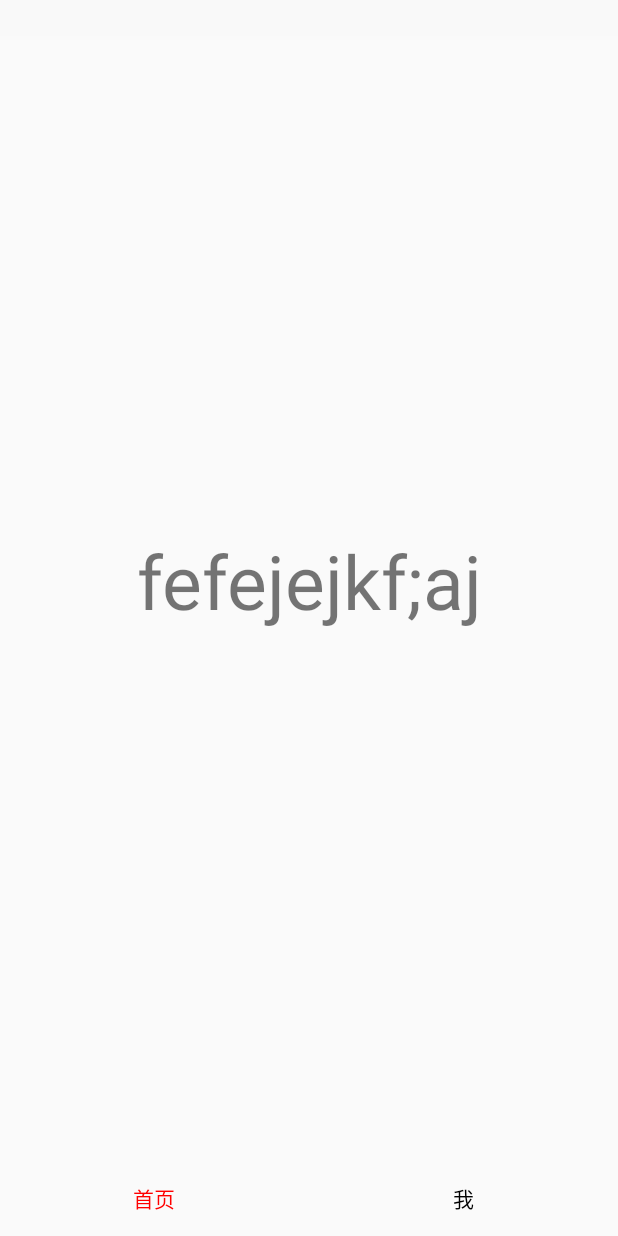
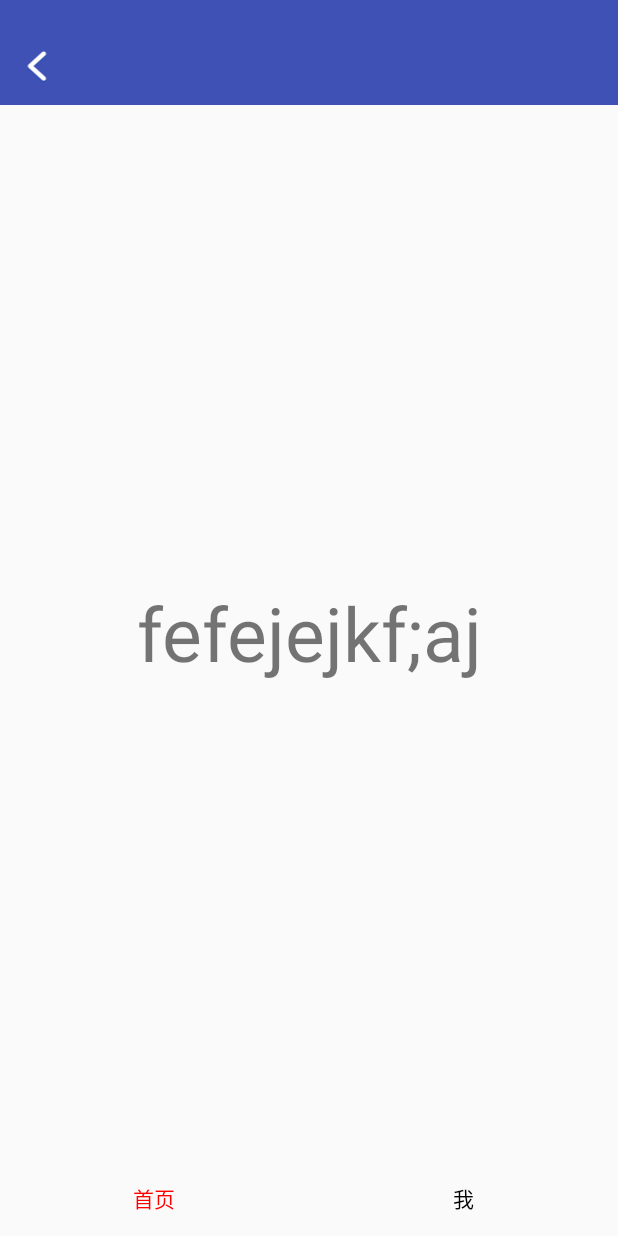
Before and after one commit to zjchaoking/MyMvpTest, an Android app: the IndexFragment screen opened directly, with no data from a screen before it, after a tap on an icon or button, on a phone screen of 412 x 824 dp. Run offline under Robolectric (Android 15) with nearby library versions, the phone set to English and light mode, and no system bars; our stand-ins replace ButterKnife; libraries missing offline, so code that uses them is left out: com.kaicom.api, de.greenrobot.dao; 1 statement that could not run was skipped.

Commit message:
1.新增viewpager+fragment 2.沉浸式状态栏

```diff
--- a/app/src/main/java/com/kaicom/mymvptest/base/BaseActivity.java
+++ b/app/src/main/java/com/kaicom/mymvptest/base/BaseActivity.java
@@ -13,6 +13,7 @@ import android.widget.TextView;
 
 import com.kaicom.mymvptest.R;
 import com.kaicom.mymvptest.datasource.TraceRecordsOper;
+import com.kaicom.mymvptest.ui.activity.MainMenuActivity;
 import com.kaicom.mymvptest.utils.DialogUtil;
 import com.kaicom.mymvptest.utils.StatusBarUtil;
 
@@ -38,7 +39,9 @@ public abstract class BaseActivity extends FragmentActivity {
         setContentView(getViewId());
         ButterKnife.bind(this);
         //设置状态栏透明
-        setStatusBarColor();
+        if(!(this instanceof MainMenuActivity)){
+            setStatusBarColor();
+        }
         traceRecordsOper = new TraceRecordsOper();
         initView();
         initListeners();
--- /dev/null
+++ b/app/src/main/java/com/kaicom/mymvptest/base/BaseFragment.java
@@ -0,0 +1,50 @@
+package com.kaicom.mymvptest.base;
+
+
+import android.graphics.Color;
+import android.os.Build;
+import android.os.Bundle;
+import android.support.annotation.Nullable;
+import android.support.v4.app.Fragment;
+import android.view.LayoutInflater;
+import android.view.View;
+import android.view.ViewGroup;
+import android.view.Window;
+import android.view.WindowManager;
+import android.widget.TextView;
+
+import com.kaicom.mymvptest.R;
+
+/**
+ * A simple {@link Fragment} subclass.
+ */
+public class BaseFragment extends Fragment {
+
+
+    public BaseFragment() {
+        // Required empty public constructor
+    }
+
+    @Override
+    public void onCreate(@Nullable Bundle savedInstanceState) {
+        super.onCreate(savedInstanceState);
+        if (Build.VERSION.SDK_INT >= Build.VERSION_CODES.LOLLIPOP) {
+            Window window = getActivity().getWindow();
+            window.clearFlags(WindowManager.LayoutParams.FLAG_TRANSLUCENT_STATUS);
+            window.getDecorView().setSystemUiVisibility(View.SYSTEM_UI_FLAG_LAYOUT_FULLSCREEN | View.SYSTEM_UI_FLAG_LAYOUT_STABLE);
+            window.addFlags(WindowManager.LayoutParams.FLAG_DRAWS_SYSTEM_BAR_BACKGROUNDS);
+            window.setStatusBarColor(Color.TRANSPARENT);
+        }
+
+    }
+
+    @Override
+    public View onCreateView(LayoutInflater inflater, ViewGroup container,
+                             Bundle savedInstanceState) {
+        TextView textView = new TextView(getActivity());
+        textView.setText(R.string.hello_blank_fragment);
+
+        return textView;
+    }
+
+}
--- a/app/src/main/java/com/kaicom/mymvptest/ui/fragment/IndexFragment.java
+++ b/app/src/main/java/com/kaicom/mymvptest/ui/fragment/IndexFragment.java
@@ -9,6 +9,7 @@ import android.view.View;
 import android.view.ViewGroup;
 
 import com.kaicom.mymvptest.R;
+import com.kaicom.mymvptest.base.BaseFragment;
 import com.kaicom.mymvptest.inerface.OnFragmentInteractionListener;
 
 /**
@@ -19,7 +20,7 @@ import com.kaicom.mymvptest.inerface.OnFragmentInteractionListener;
  * Use the {@link IndexFragment#newInstance} factory method to
  * create an instance of this fragment.
  */
-public class IndexFragment extends Fragment {
+public class IndexFragment extends BaseFragment {
     // TODO: Rename parameter arguments, choose names that match
     // the fragment initialization parameters, e.g. ARG_ITEM_NUMBER
     private static final String ARG_PARAM1 = "param1";
@@ -60,13 +61,15 @@ public class IndexFragment extends Fragment {
             mParam1 = getArguments().getString(ARG_PARAM1);
             mParam2 = getArguments().getString(ARG_PARAM2);
         }
+
     }
 
     @Override
     public View onCreateView(LayoutInflater inflater, ViewGroup container,
                              Bundle savedInstanceState) {
         // Inflate the layout for this fragment
-        return inflater.inflate(R.layout.fragment_index, container, false);
+        View view = inflater.inflate(R.layout.fragment_index, container, false);
+        return view;
     }
 
     // TODO: Rename method, update argument and hook method into UI event
--- a/app/src/main/java/com/kaicom/mymvptest/ui/fragment/MeFragment.java
+++ b/app/src/main/java/com/kaicom/mymvptest/ui/fragment/MeFragment.java
@@ -9,6 +9,7 @@ import android.view.View;
 import android.view.ViewGroup;
 
 import com.kaicom.mymvptest.R;
+import com.kaicom.mymvptest.base.BaseFragment;
 import com.kaicom.mymvptest.inerface.OnFragmentInteractionListener;
 
 /**
@@ -19,7 +20,7 @@ import com.kaicom.mymvptest.inerface.OnFragmentInteractionListener;
  * Use the {@link MeFragment#newInstance} factory method to
  * create an instance of this fragment.
  */
-public class MeFragment extends Fragment {
+public class MeFragment extends BaseFragment {
     // TODO: Rename parameter arguments, choose names that match
     // the fragment initialization parameters, e.g. ARG_ITEM_NUMBER
     private static final String ARG_PARAM1 = "param1";
--- a/app/src/main/java/com/kaicom/mymvptest/utils/StatusBarUtil.java
+++ b/app/src/main/java/com/kaicom/mymvptest/utils/StatusBarUtil.java
@@ -574,7 +574,7 @@ public class StatusBarUtil {
      * @param context context
      * @return 状态栏高度
      */
-    private static int getStatusBarHeight(Context context) {
+    public static int getStatusBarHeight(Context context) {
         // 获得状态栏高度
         int resourceId = context.getResources().getIdentifier("status_bar_height", "dimen", "android");
         return context.getResources().getDimensionPixelSize(resourceId);
--- a/app/src/main/res/layout/activity_main_menu.xml
+++ b/app/src/main/res/layout/activity_main_menu.xml
@@ -5,7 +5,6 @@
     android:layout_height="match_parent"
     android:orientation="vertical"
     >
-
     <android.support.v4.view.ViewPager
         android:id="@+id/view_pages"
         android:layout_width="match_parent"
--- a/app/src/main/res/layout/fragment_index.xml
+++ b/app/src/main/res/layout/fragment_index.xml
@@ -1,10 +1,10 @@
 <LinearLayout xmlns:android="http://schemas.android.com/apk/res/android"
-    xmlns:tools="http://schemas.android.com/tools"
     android:layout_width="match_parent"
     android:layout_height="match_parent"
-    tools:context="com.kaicom.mymvptest.ui.fragment.IndexFragment">
+    android:orientation="vertical"
+    >
 
-    <!-- TODO: Update blank fragment layout -->
+    <include layout="@layout/head_layout"/>
     <TextView
         android:layout_width="match_parent"
         android:layout_height="match_parent"
--- a/app/src/main/res/layout/fragment_me.xml
+++ b/app/src/main/res/layout/fragment_me.xml
@@ -1,11 +1,10 @@
 <LinearLayout xmlns:android="http://schemas.android.com/apk/res/android"
-    xmlns:tools="http://schemas.android.com/tools"
     android:layout_width="match_parent"
     android:layout_height="match_parent"
-    android:gravity="center"
-    tools:context="com.kaicom.mymvptest.ui.fragment.MeFragment">
+    android:orientation="vertical"
+    >
 
-    <!-- TODO: Update blank fragment layout -->
+    <include layout="@layout/head_layout"/>
     <TextView
         android:layout_width="match_parent"
         android:layout_height="match_parent"
--- a/app/src/main/res/layout/head_layout.xml
+++ b/app/src/main/res/layout/head_layout.xml
@@ -1,17 +1,25 @@
 <?xml version="1.0" encoding="utf-8"?>
-<RelativeLayout xmlns:android="http://schemas.android.com/apk/res/android"
+<LinearLayout xmlns:android="http://schemas.android.com/apk/res/android"
     android:layout_width="match_parent"
-    android:layout_height="@dimen/fifty"
-    android:background="@mipmap/title_bg">
+    android:layout_height="wrap_content"
+    android:background="@color/colorPrimary"
+    android:orientation="vertical">
+    <View
+        android:id="@+id/fillStatusBarView"
+        android:layout_width="match_parent"
+        android:layout_height="20dp"
+         />
+    <RelativeLayout
+        android:layout_width="match_parent"
+        android:layout_height="@dimen/fifty">
 
         <ImageView
             android:id="@+id/iv_back"
-        android:layout_centerVertical="true"
             android:layout_width="@dimen/fifty"
             android:layout_height="wrap_content"
             android:layout_alignParentLeft="true"
-        android:src="@drawable/btn_return_selector"
-        />
+            android:layout_centerVertical="true"
+            android:src="@drawable/btn_return_selector" />
 
         <TextView
             android:id="@+id/tv_title"
@@ -19,8 +27,8 @@
             android:layout_height="match_parent"
             android:layout_centerInParent="true"
             android:gravity="center"
-        android:textSize="20sp"
-        android:textColor="@color/white"/>
+            android:textColor="@color/white"
+            android:textSize="20sp" />
 
         <TextView
             android:id="@+id/tv_right_text"
@@ -29,6 +37,6 @@
             android:layout_alignParentRight="true"
             android:layout_marginRight="@dimen/eight"
             android:gravity="center"
-        android:textSize="20sp"
-       />
+            android:textSize="20sp" />
     </RelativeLayout>
+</LinearLayout>
```
Also changed, not shown: app/src/main/res/mipmap-xhdpi/welcome.jpg (added). Lines whose indentation alone changed are shown as unchanged.
